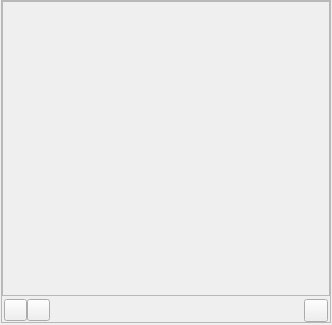
Above: src/ui/CountdownTimer.ui from ashmanix/obs-plugin-countdown before the change. Below: the same form after it.
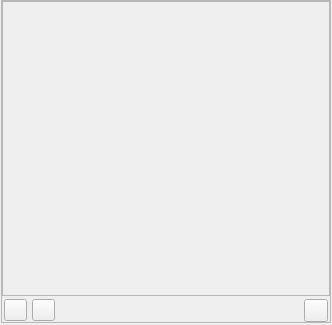
That is the form after the change.

Commit message: Change base colour of each timer and went back to using tool buttons

Patch:
```diff
--- a/src/ui/CountdownTimer.ui
+++ b/src/ui/CountdownTimer.ui
@@ -151,6 +151,24 @@
           </widget>
          </item>
          <item>
+          <widget class="QWidget" name="buttonsWidget" native="true">
+           <layout class="QVBoxLayout" name="verticalLayout_3">
+            <property name="spacing">
+             <number>0</number>
+            </property>
+            <property name="leftMargin">
+             <number>0</number>
+            </property>
+            <property name="topMargin">
+             <number>0</number>
+            </property>
+            <property name="rightMargin">
+             <number>0</number>
+            </property>
+            <property name="bottomMargin">
+             <number>0</number>
+            </property>
+            <item>
           <layout class="QHBoxLayout" name="buttonLayout">
            <property name="leftMargin">
             <number>2</number>
@@ -177,6 +195,22 @@
              </property>
             </widget>
            </item>
+              <item>
+               <spacer name="horizontalSpacer_2">
+                <property name="orientation">
+                 <enum>Qt::Horizontal</enum>
+                </property>
+                <property name="sizeType">
+                 <enum>QSizePolicy::Fixed</enum>
+                </property>
+                <property name="sizeHint" stdset="0">
+                 <size>
+                  <width>5</width>
+                  <height>20</height>
+                 </size>
+                </property>
+               </spacer>
+              </item>
            <item>
             <widget class="QToolButton" name="playAllButton">
              <property name="text">
@@ -223,6 +257,9 @@
             </widget>
            </item>
           </layout>
+            </item>
+           </layout>
+          </widget>
          </item>
         </layout>
        </widget>
```
Left out of the diff: 2 changed lines with no effect on the pictures. Lines whose indentation alone changed are shown as unchanged. The commit also changes 5 other files.
